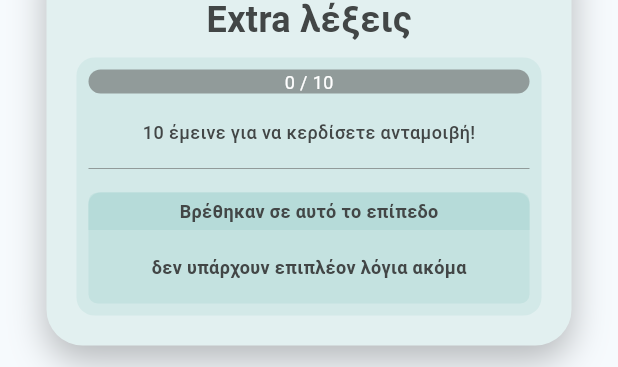
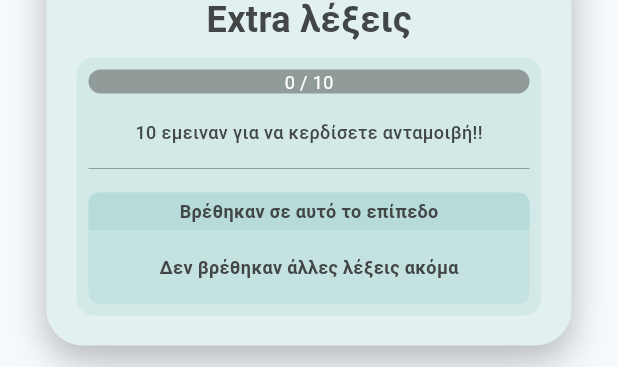
Before and after one commit to it185218/zenwordflutter, a Flutter app: the FoundExtrasDialog widget shown alone on an empty page, opened directly, on a phone screen of 412 x 824 dp. Shown: the part 481-848 px from the top of the screen. Run offline on Flutter 3.47's test engine with Material 3 defaults, Android fonts, the light colour scheme and no system bars; our stand-ins replace flutter_bloc, isar; accounts and stored records are empty; generated files the repository leaves out were written again.

Commit message:
change translations

```diff
--- a/lib/presentation/widgets/found_extras_dialog.dart
+++ b/lib/presentation/widgets/found_extras_dialog.dart
@@ -118,7 +118,7 @@ class FoundExtrasDialog extends StatelessWidget {
                         Align(
                           alignment: Alignment.center,
                           child: Text(
-                            '${10 - progressToNextReward} έμεινε για να κερδίσετε ανταμοιβή!',
+                            '${10 - progressToNextReward} εμειναν για να κερδίσετε ανταμοιβή!!',
                             style: const TextStyle(
                               fontSize: 12,
                               color: ColorLibrary.dialogText,
@@ -174,7 +174,7 @@ class FoundExtrasDialog extends StatelessWidget {
                                         vertical: 16,
                                       ),
                                       child: Text(
-                                        "δεν υπάρχουν επιπλέον λόγια ακόμα",
+                                        "Δεν βρέθηκαν άλλες λέξεις ακόμα",
                                         style: TextStyle(
                                           color: ColorLibrary.dialogText,
                                           fontSize: 12,
```
